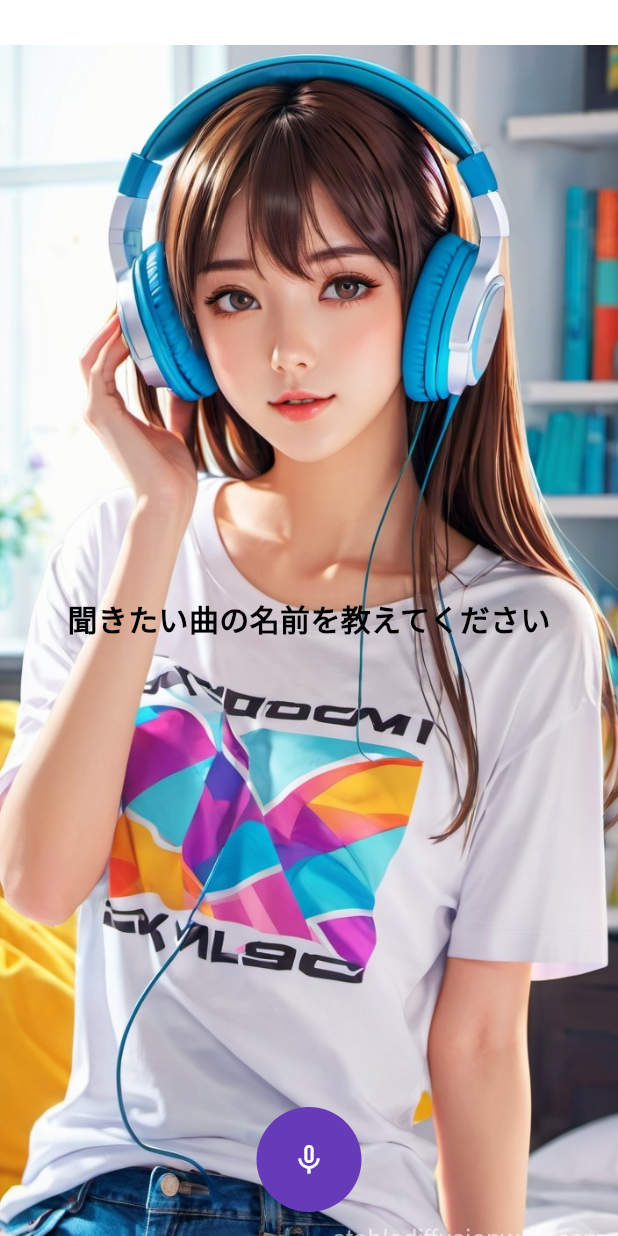
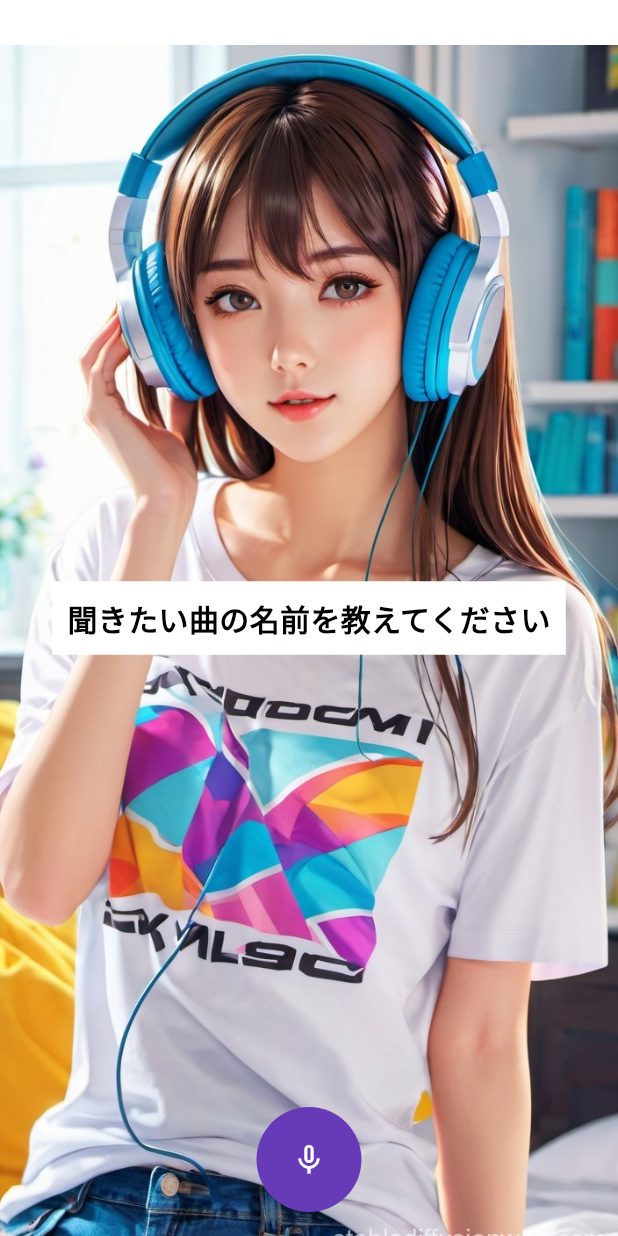
Before and after one commit to Ittalian/Spotify_Automation_for_Flutter, a Flutter app: the screen it shows after launch, on a phone screen of 412 x 824 dp. Run offline on Flutter 3.47's test engine with Material 3 defaults, Android fonts, the phone set to English and light mode, and no system bars; drawn by our look-alikes of avatar_glow; our stand-ins replace speech_to_text.

Commit message:
UI修正

```diff
--- a/lib/main.dart
+++ b/lib/main.dart
@@ -194,13 +194,16 @@ class _MyHomePageState extends State<MyHomePage> {
             child: Column(
               mainAxisAlignment: MainAxisAlignment.center,
               children: [
-                Text(
+                Container(
+                  padding: const EdgeInsets.all(10),
+                  color: Colors.white,
+                  child: Text(
                   text,
                   style: const TextStyle(
                       fontSize: 20,
                       color: Colors.black,
                       fontWeight: FontWeight.w600),
-                ),
+                )),
                 const SizedBox(height: 30), // 縦の余白
               ],
             ),
```
